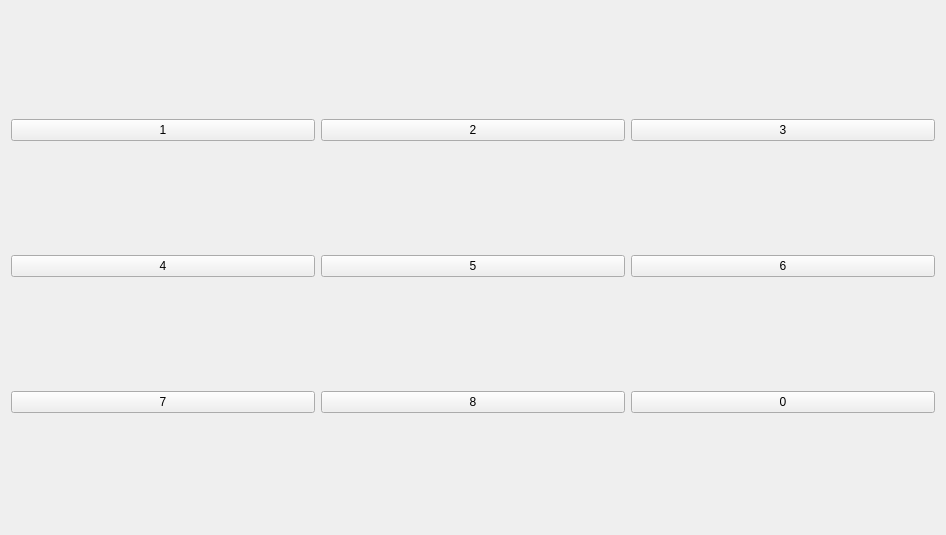
Above: game/GameScreen.ui from Szymon022/SlidingPuzzles before the change. Below: the same form after it.
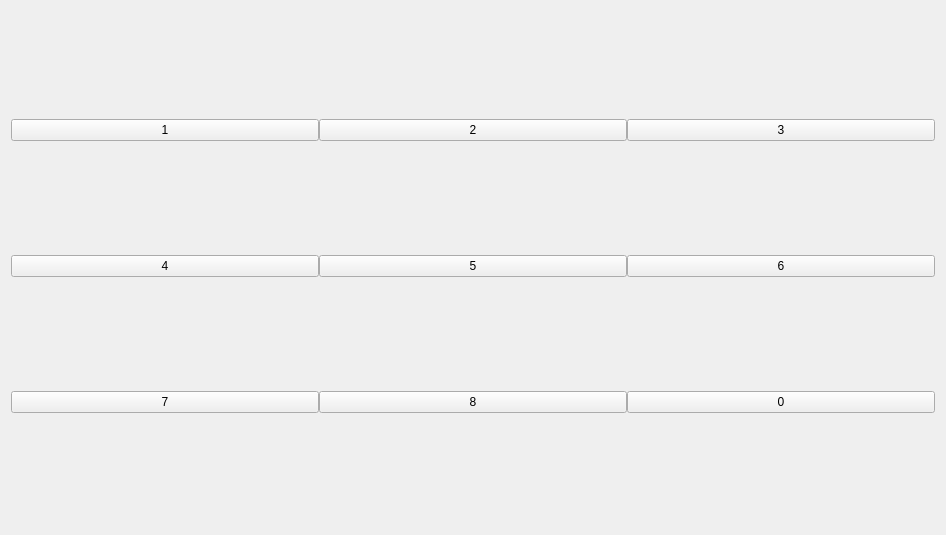
That is the form after the change.

Commit message: style tiles - empty tile + bigger, square tiles

What changed in the file:
```diff
--- a/game/GameScreen.ui
+++ b/game/GameScreen.ui
@@ -16,6 +16,9 @@
   <layout class="QVBoxLayout" name="verticalLayout">
    <item>
     <layout class="QHBoxLayout" name="horizontalLayout">
+     <property name="spacing">
+      <number>0</number>
+     </property>
      <item>
       <widget class="QPushButton" name="pushButton">
        <property name="text">
@@ -41,6 +44,9 @@
    </item>
    <item>
     <layout class="QHBoxLayout" name="horizontalLayout_2">
+     <property name="spacing">
+      <number>0</number>
+     </property>
      <item>
       <widget class="QPushButton" name="pushButton_4">
        <property name="text">
@@ -66,6 +72,9 @@
    </item>
    <item>
     <layout class="QHBoxLayout" name="horizontalLayout_3">
+     <property name="spacing">
+      <number>0</number>
+     </property>
      <item>
       <widget class="QPushButton" name="pushButton_7">
        <property name="text">
```
The commit also changes 1 other file.
